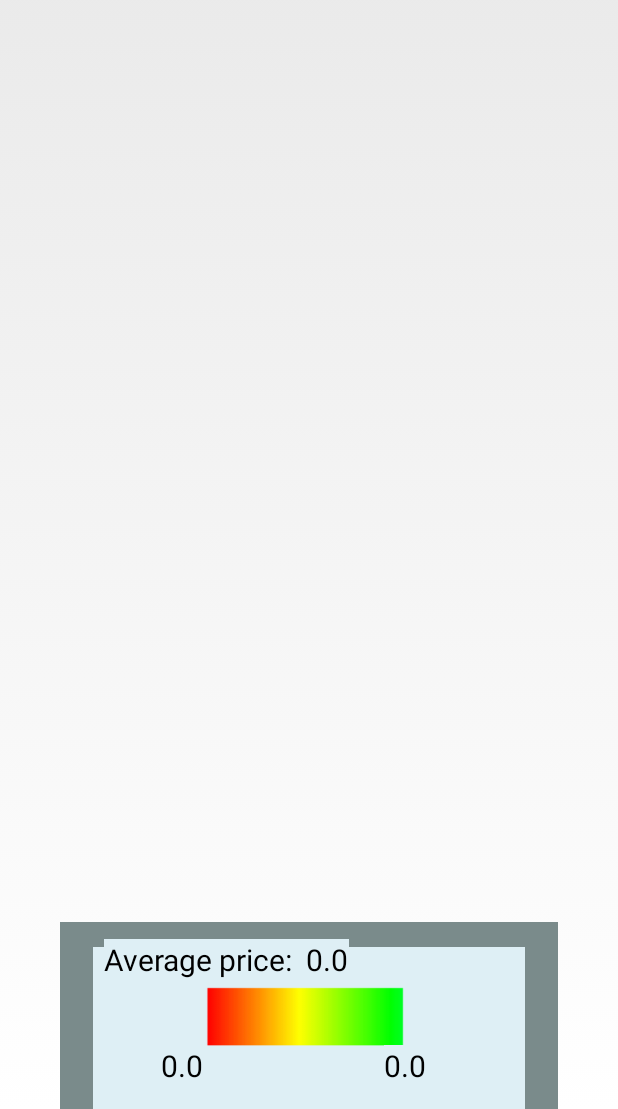
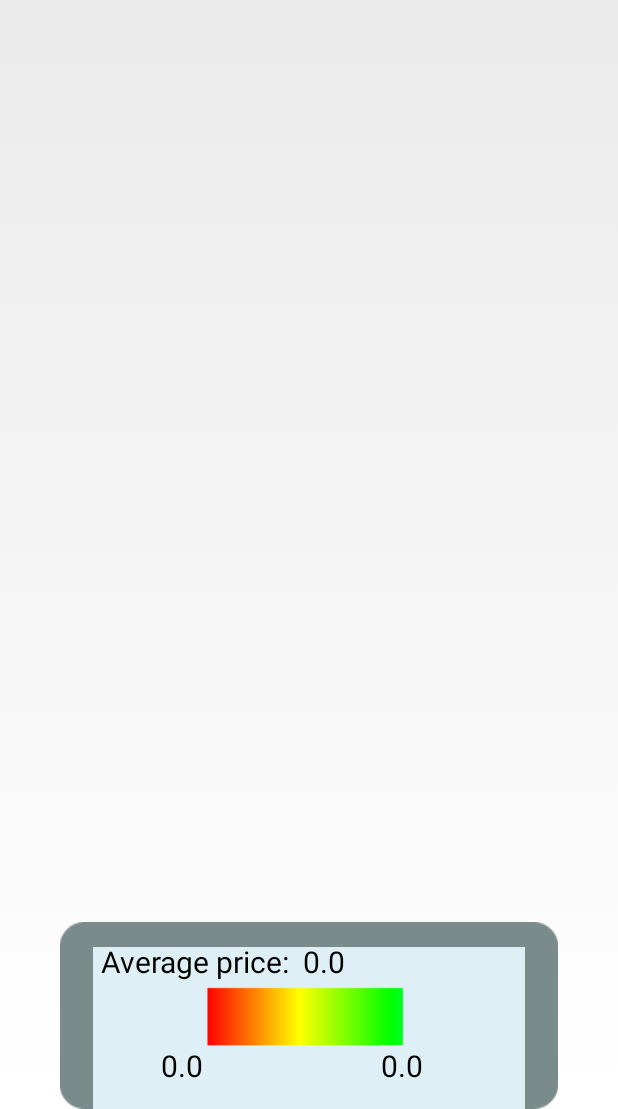
Before and after one commit to ItsTheRai/SoftwareEngineeringProjectAndroid, an Android app: the MapsActivity screen opened directly, with no data from a screen before it, on a phone screen of 412 x 824 dp, the part 127-1236 px from its top. Run offline under Robolectric (Android 15) with nearby library versions, the phone set to English and light mode, and no system bars; 3 statements that could not run were skipped.

Commit message:
Rounded corners added

```diff
--- a/app/src/main/res/layout/drawer.xml
+++ b/app/src/main/res/layout/drawer.xml
@@ -25,7 +25,7 @@
             android:layout_width="250dp"
             android:layout_height="150dp"
             android:id="@+id/imageView4"
-            android:src="@drawable/Blueish3"
+            android:src="@drawable/blueish5"
             android:layout_alignParentBottom="true"
             android:layout_alignParentLeft="true"
             android:layout_alignParentStart="true"
@@ -43,8 +43,7 @@
             android:layout_alignParentStart="true"
             android:paddingTop="42dp"
             android:layout_alignParentRight="true"
-            android:layout_alignParentEnd="true"
-            android:layout_alignTop="@+id/imageView4" />
+            android:layout_alignParentEnd="true" />
 
         <TextView
             android:layout_width="wrap_content"
@@ -81,11 +80,10 @@
             android:text="Average Value:  "
             android:id="@+id/textView4"
             android:textColor="#000000"
-            android:background="#deeff5"
             android:textSize="20dp"
-            android:layout_marginBottom="43dp"
-            android:layout_marginLeft="69dp"
-            android:layout_marginStart="69dp"
+            android:layout_marginBottom="42dp"
+            android:layout_marginLeft="67dp"
+            android:layout_marginStart="67dp"
             android:layout_above="@+id/textView2"
             android:layout_alignParentLeft="true"
             android:layout_alignParentStart="true" />
```
Also changed, not shown: app/src/main/res/drawable/blueish4.png (added), app/src/main/res/drawable/blueish5.png (added).
